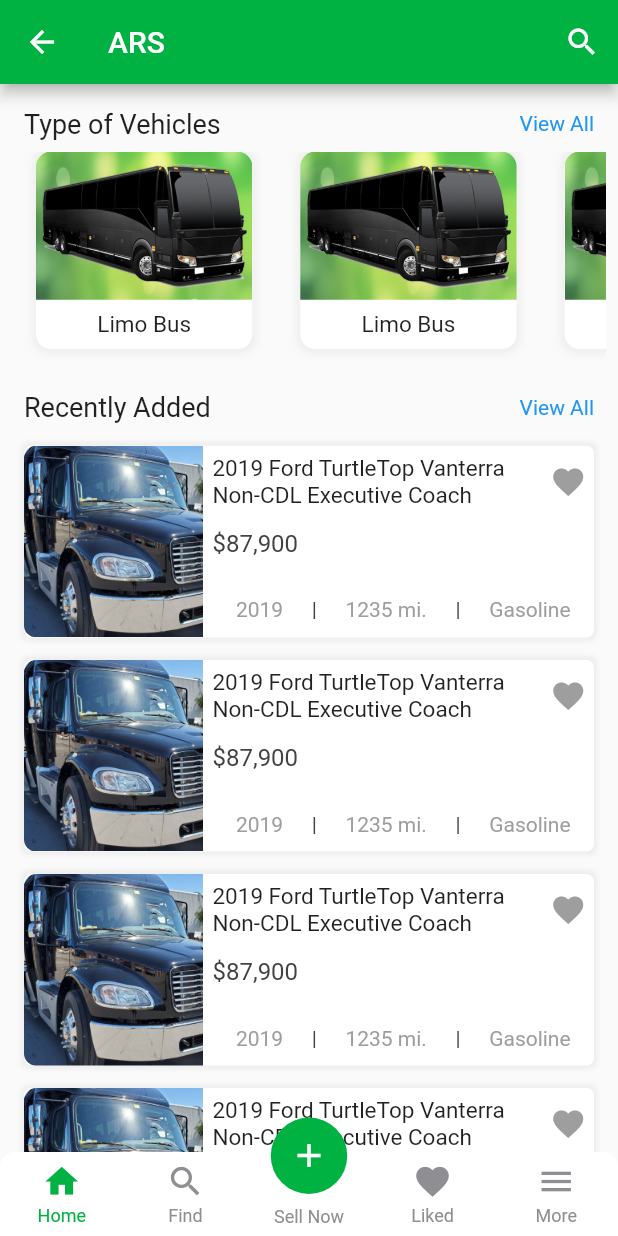
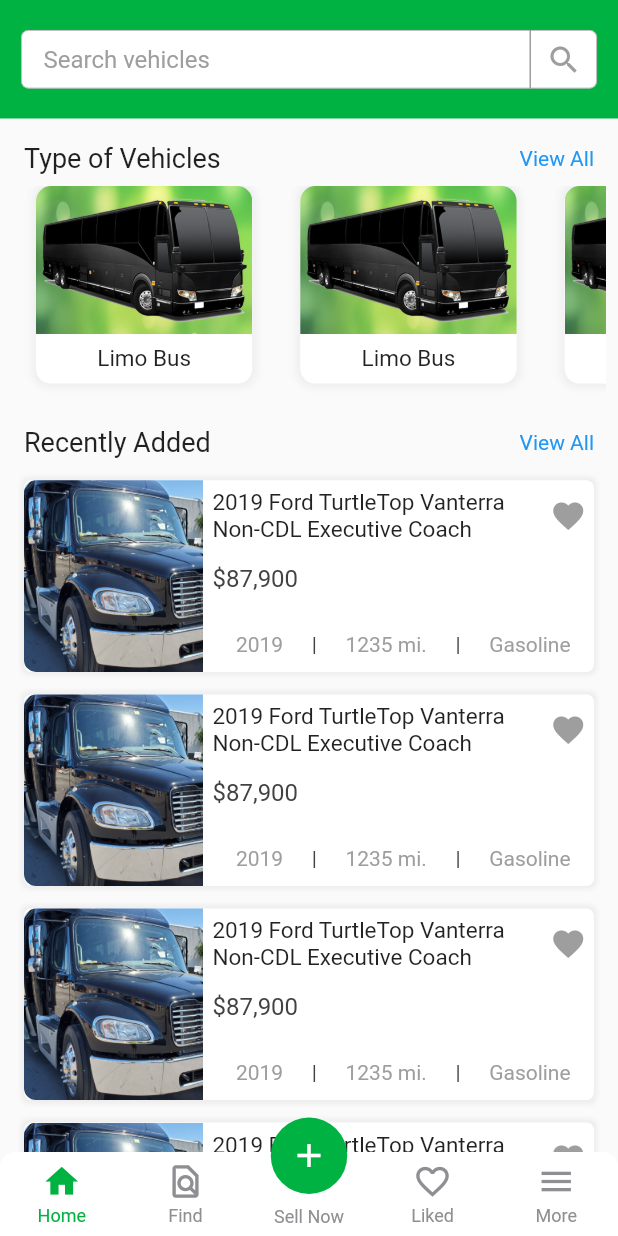
Before and after one commit to kdokhanx98/veichles_store, a Flutter app: the MainScreen screen opened by its route, on a phone screen of 412 x 824 dp. Run offline on Flutter 3.47's test engine with Material 2 defaults, Android fonts, the phone set to English and light mode, and no system bars; drawn by our look-alikes of persistent_bottom_nav_bar; our stand-ins replace dotted_border, flutter_login, fluttertoast, image_picker; missing offline and left inert: flutter_statusbarcolor_ns.

Commit message:
app info changes

```diff
--- a/lib/main.dart
+++ b/lib/main.dart
@@ -1,4 +1,5 @@
 import 'package:flutter/material.dart';
+import 'package:flutter_statusbarcolor_ns/flutter_statusbarcolor_ns.dart';
 import 'package:motor_bike_new/screens/all_products_screen.dart';
 import 'package:motor_bike_new/screens/contact_details_screen.dart';
 import 'package:motor_bike_new/screens/contact_us_screen.dart';
@@ -17,7 +18,22 @@
   runApp(MyApp());
 }
 
-class MyApp extends StatelessWidget {
+Future changeStatusColor() async {
+  await FlutterStatusbarcolor.setStatusBarColor(Color(0xff00B241));
+}
+
+class MyApp extends StatefulWidget {
+  @override
+  _MyAppState createState() => _MyAppState();
+}
+
+class _MyAppState extends State<MyApp> {
+  @override
+  void initState() {
+    changeStatusColor();
+    super.initState();
+  }
+
   @override
   Widget build(BuildContext context) {
     return MaterialApp(
--- a/lib/screens/home_screen.dart
+++ b/lib/screens/home_screen.dart
@@ -1,4 +1,5 @@
 import 'package:flutter/material.dart';
+import 'package:flutter/services.dart';
 import 'package:motor_bike_new/widgets/veichle_recently_item.dart';
 import 'package:motor_bike_new/widgets/veichle_type_item.dart';
 
@@ -17,49 +18,85 @@
   Widget build(BuildContext context) {
     final height = MediaQuery.of(context).size.width;
     return Scaffold(
-      appBar: AppBar(
-        backgroundColor: Color(0xff00B241),
-        title: !isSearching
-            ? Text("ARS")
-            : TextField(
-                onChanged: (value) {
-                  searchVeichle(value);
-                },
-                style: TextStyle(color: Colors.white),
-                controller: searchText,
-                decoration: InputDecoration(
-                    hintStyle: TextStyle(color: Colors.white),
-                    hintText: "Search Vehiches",
-                    icon: Icon(
-                      Icons.search,
-                      color: Colors.white,
-                    )),
-              ),
-        actions: [
-          isSearching
-              ? IconButton(
-                  icon: Icon(Icons.cancel),
-                  onPressed: () {
-                    setState(() {
-                      searchText.clear();
-                      isSearching = false;
-                    });
-                  },
-                )
-              : IconButton(
-                  icon: Icon(Icons.search),
-                  onPressed: () {
-                    setState(() {
-                      isSearching = true;
-                    });
-                  },
-                ),
-        ],
-      ),
+      // appBar: AppBar(
+
+      //   backgroundColor: Color(0xff00B241),
+      //   title: TextField(
+      //     onChanged: (value) {
+      //       searchVeichle(value);
+      //     },
+      //     style: TextStyle(color: Colors.white),
+      //     controller: searchText,
+      //     decoration: InputDecoration(
+      //         hintStyle: TextStyle(color: Colors.white),
+      //         hintText: "Search Vehiches",
+      //         icon: Icon(
+      //           Icons.search,
+      //           color: Colors.white,
+      //         )),
+      //   ),
+      // ),
       body: SafeArea(
         child: SingleChildScrollView(
           child: Column(
             children: [
+              GestureDetector(
+                onTap: () {
+                  print('done');
+                  // ShSearchScreen().launch(context);
+                },
+                child: Container(
+                    color: Color(0xff00B241),
+                    child: Padding(
+                        padding: EdgeInsets.only(
+                            left: 14, right: 14, top: 20, bottom: 20),
+                        child: Stack(
+                          alignment: Alignment.topRight,
+                          children: <Widget>[
+                            TextFormField(
+                              enabled: true,
+                              cursorHeight: 25,
+                              keyboardType: TextInputType.text,
+                              autofocus: false,
+                              controller: searchText,
+                              textCapitalization: TextCapitalization.words,
+                              style:
+                                  TextStyle(color: Colors.black, fontSize: 16),
+                              decoration: InputDecoration(
+                                  isDense: true,
+                                  hintText: "Search vehicles",
+                                  hintStyle: TextStyle(color: Colors.grey),
+                                  filled: true,
+                                  fillColor: Colors.white,
+                                  contentPadding:
+                                      EdgeInsets.fromLTRB(15, 10, 15, 10),
+                                  focusedBorder: OutlineInputBorder(
+                                      borderRadius: BorderRadius.circular(5),
+                                      borderSide: BorderSide(
+                                          color: Colors.grey, width: 0.5)),
+                                  enabledBorder: OutlineInputBorder(
+                                      borderRadius: BorderRadius.circular(5),
+                                      borderSide: BorderSide(
+                                          color: Colors.grey, width: 0.5)),
+                                  disabledBorder: OutlineInputBorder(
+                                      borderRadius: BorderRadius.circular(5),
+                                      borderSide: BorderSide(
+                                          color: Colors.grey, width: 0.5))),
+                            ),
+                            Container(
+                                decoration: BoxDecoration(
+                                    border: Border(
+                                        left: BorderSide(
+                                            width: 1,
+                                            color: Colors.grey.shade500))),
+                                child: Padding(
+                                  padding: EdgeInsets.fromLTRB(10, 8, 10, 7),
+                                  child: Icon(Icons.search_outlined,
+                                      color: Colors.grey.shade500),
+                                ))
+                          ],
+                        ))),
+              ),
               // this is type of veichles section
               Padding(
                 padding: const EdgeInsets.only(
@@ -85,7 +122,11 @@
                 ),
               ),
               Padding(
-                padding: const EdgeInsets.only(left: 8.0, right: 8.0, top: 8.0),
+                padding: const EdgeInsets.only(
+                  left: 8.0,
+                  right: 8.0,
+                  top: 8.0,
+                ),
                 child: Container(
                   height: height * 0.35,
                   margin: EdgeInsets.only(top: 0),
@@ -126,7 +167,7 @@
               ),
 
               Padding(
-                padding: const EdgeInsets.only(bottom: 15.0),
+                padding: const EdgeInsets.only(bottom: 40.0),
                 child: Container(
                   child: ListView.builder(
                       shrinkWrap: true,
--- a/lib/screens/login_screen.dart
+++ b/lib/screens/login_screen.dart
@@ -29,12 +29,11 @@
                 disableCustomPageTransformer: true,
                 navigateBackAfterRecovery: true,
                 logo: 'assets/ars_logo_alt.png',
-                onLogin: (loginData) {},
-                onSignup: (loginData) {},
-                onSubmitAnimationCompleted: () {
+                onLogin: (loginData) {
                   Navigator.of(context)
                       .pushReplacementNamed(MainScreen.routeName);
                 },
+                onSignup: (loginData) {},
                 onRecoverPassword: (code) {},
                 theme: LoginTheme(
                   buttonTheme: LoginButtonTheme(
--- a/lib/screens/main_screen.dart
+++ b/lib/screens/main_screen.dart
@@ -92,7 +92,7 @@
             getDrawerItem(Icons.help_outline, "FAQ", callback: () {
               Navigator.popAndPushNamed(context, FAQScreen.routeName);
             }),
-            SizedBox(height: height * 0.3),
+            SizedBox(height: height * 0.2),
             Center(
               child: Column(
                 children: [
@@ -156,14 +156,16 @@
   List<PersistentBottomNavBarItem> _navBarsItems() {
     return [
       PersistentBottomNavBarItem(
-        icon: Icon(isAndroid ? Icons.home : CupertinoIcons.home),
+        icon: Icon(Icons.home),
         title: ("Home"),
+        inactiveIcon: Icon(Icons.home_outlined),
         activeColorPrimary: Color(0xff00B241),
         inactiveColorPrimary: CupertinoColors.systemGrey,
       ),
       PersistentBottomNavBarItem(
-        icon: Icon(isAndroid ? Icons.search : CupertinoIcons.search),
+        icon: Icon(Icons.find_in_page),
         title: ("Find"),
+        inactiveIcon: Icon(Icons.find_in_page_outlined),
         activeColorPrimary: Color(0xff00B241),
         inactiveColorPrimary: CupertinoColors.systemGrey,
       ),
@@ -177,15 +179,16 @@
         inactiveColorPrimary: CupertinoColors.systemGrey,
       ),
       PersistentBottomNavBarItem(
-        icon: Icon(
-            isAndroid ? Icons.favorite : CupertinoIcons.square_favorites_alt),
+        icon: Icon(Icons.favorite),
         title: ("Liked"),
+        inactiveIcon: Icon(Icons.favorite_outline),
         activeColorPrimary: Color(0xff00B241),
         inactiveColorPrimary: CupertinoColors.systemGrey,
       ),
       PersistentBottomNavBarItem(
-        icon: Icon(Icons.menu),
+        icon: Icon(Icons.menu_outlined),
         title: ("More"),
+        activeColorSecondary: Color(0xff00B241),
         onPressed: (context) {
           _key.currentState!.openDrawer();
         },
```
Also changed, not shown: lib/screens/contact_details_screen.dart (+3 -6 lines), lib/screens/search_screen.dart (+17 -0 lines), pubspec.yaml (+8 -4 lines), assets/ic_launcher.png (added), pubspec.lock, 193 other files.
